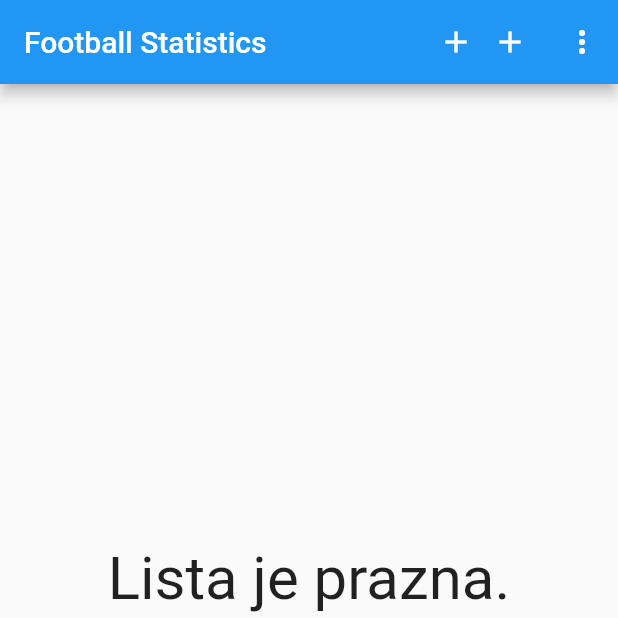
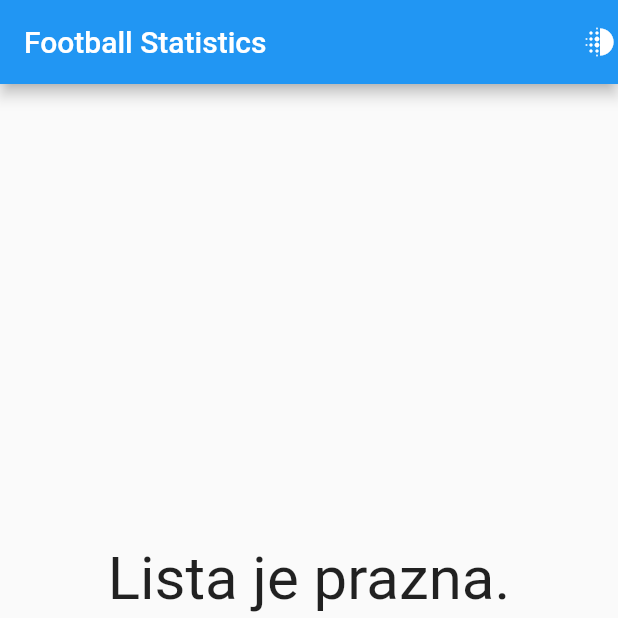
Before and after one commit to JosipTr/football_stats, a Flutter app: the screen it shows after launch, on a phone screen of 412 x 824 dp, the top half of it. Run offline on Flutter 3.47's test engine with Material 2 defaults, Android fonts, the light colour scheme and no system bars; our stand-ins replace dartz, floor, flutter_bloc, get_it, sqflite; accounts and stored records are empty; generated files the repository leaves out were written again.

Commit message:
Complete appBar widgets

```diff
--- a/lib/presentation/bloc/player_bloc.dart
+++ b/lib/presentation/bloc/player_bloc.dart
@@ -38,7 +38,6 @@ class PlayerBloc extends Bloc<PlayerEvent, PlayerState> {
   void _onAddPlayerEvent(
       AddPlayerEvent event, Emitter<PlayerState> emit) async {
     var either = await _addPlayer.call(event.player);
-    print('success');
     either.fold((l) => Exception(), (r) => players.add(event.player));
     emit(Loaded(players));
   }
--- a/lib/presentation/pages/home_page.dart
+++ b/lib/presentation/pages/home_page.dart
@@ -1,12 +1,10 @@
+
 import 'package:flutter/material.dart';
 import 'package:flutter_bloc/flutter_bloc.dart';
-import 'package:football_stats/data/models/player_model.dart';
-import 'package:football_stats/presentation/bloc/player_bloc.dart';
 import 'package:football_stats/presentation/pages/goal_page.dart';
 import 'package:football_stats/utilities/navigation/constants/nav_bar_item.dart';
 import 'package:football_stats/utilities/navigation/navigation_cubit.dart';
-import '../widgets/app_bar_widgets/add_player_widget.dart';
-import '../widgets/app_bar_widgets/menu_widget.dart';
+import '../../utilities/logic/functions/show_app_bar_widgets.dart';
 import '../widgets/nav_bar_widgets/player_bottom_nav_bar.dart';
 
 class HomePage extends StatelessWidget {
@@ -18,31 +16,8 @@ class HomePage extends StatelessWidget {
       appBar: AppBar(
         title: const Text('Football Statistics'),
         actions: [
-          Row(
-            children: [
-              Icon(Icons.add)
-            ],
-          ),
-          Row(
-            children: [
-              AddPlayerWidget(),
-              PopupMenuButton<int>(
-                itemBuilder: ((context) => [
-                  PopupMenuItem(
-                    child: Text('Select all'),
-                    onTap: () {
-                      List<Player> players = context.read<PlayerBloc>().players;
-                      for (int i = 0; i < players.length; i++) {
-                        players[i].isSelected = !players[i].isSelected;
-                        context.read<PlayerBloc>().add(UpdatePlayerEvent(players[i]));
-                      }
-                    },
-                    )
-                ])
-                ),
-            ],
-          )
-          ],
+          showAppBarWidgets()
+        ],
       ),
       bottomNavigationBar: BlocBuilder<NavigationCubit, NavigationState>(
         builder: (context, state) {
--- /dev/null
+++ b/lib/utilities/logic/functions/show_app_bar_widgets.dart
@@ -0,0 +1,33 @@
+  import 'package:flutter/material.dart';
+import 'package:flutter_bloc/flutter_bloc.dart';
+import 'package:football_stats/utilities/logic/functions/remove_selected_players.dart';
+import 'package:football_stats/utilities/logic/functions/show_unselected.dart';
+import 'package:football_stats/utilities/logic/functions/switch_select_state.dart';
+
+import '../../../presentation/bloc/player_bloc.dart';
+import 'check_if_selected.dart';
+
+BlocBuilder<PlayerBloc, PlayerState> showAppBarWidgets() {
+    return BlocBuilder<PlayerBloc, PlayerState>(builder: ((context, state) {
+          if (state is Loaded) {
+            if (checkIfSelected(state)) {
+              return Row(
+                children: [
+                  IconButton(
+                    onPressed: () => removeSelectedPlayers(state, context),
+                    icon: const Icon(Icons.delete)
+                    ),
+                  IconButton(
+                    onPressed: () => switchSelectState(context, state.players),
+                    icon: const Icon(Icons.cancel)
+                    )
+                ],
+              );
+            } else {
+              return showUnselected(state);
+            }
+          } else {
+            return const Icon(Icons.deblur);
+          }
+        }));
+  }
```
Also changed, not shown: lib/presentation/widgets/app_bar_widgets/menu_widget.dart (+8 -13 lines), lib/utilities/logic/functions/check_if_selected.dart (added, +10 -0 lines), lib/utilities/logic/functions/remove_selected_players.dart (added, +12 -0 lines), lib/utilities/logic/functions/show_unselected.dart (added, +14 -0 lines), lib/utilities/logic/functions/switch_select_state.dart (added, +15 -0 lines), lib/data/datasources/local_data_source/database.g.dart.
